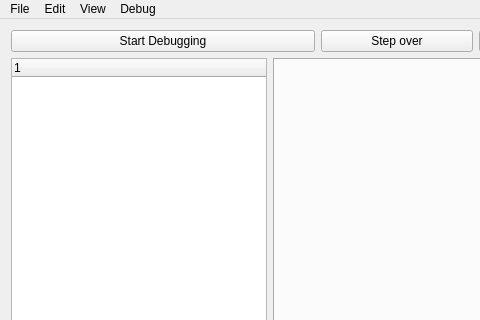
Qt form src/ui/mainwindow.ui (KB9/VDB) before a commit; both pictures show x 0 to 480 and y 0 to 320 of the 800 by 600 pixel window.
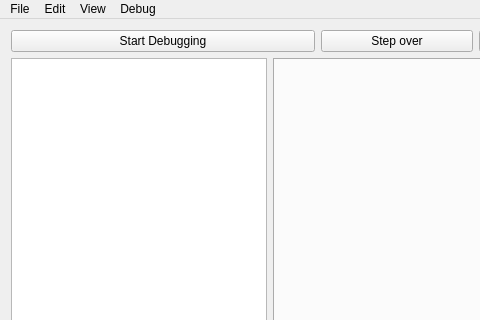
The same form after that commit. Custom widgets are drawn as their Qt base class.

Commit message: Removed header from file tree widget

The edit to the form file:
```diff
--- a/src/ui/mainwindow.ui
+++ b/src/ui/mainwindow.ui
@@ -89,6 +89,9 @@
             <verstretch>0</verstretch>
            </sizepolicy>
           </property>
+          <attribute name="headerVisible">
+           <bool>false</bool>
+          </attribute>
           <column>
            <property name="text">
             <string notr="true">1</string>
```
